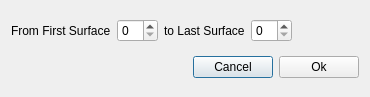
edeforas/Astree, file src/gui/DialogRevertDesign.ui: the form before one commit.
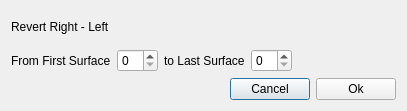
The form after the commit.

Patch:
```diff
--- a/src/gui/DialogRevertDesign.ui
+++ b/src/gui/DialogRevertDesign.ui
@@ -6,8 +6,8 @@
    <rect>
     <x>0</x>
     <y>0</y>
-    <width>370</width>
-    <height>97</height>
+    <width>407</width>
+    <height>111</height>
    </rect>
   </property>
   <property name="windowTitle">
@@ -19,6 +19,13 @@
   <layout class="QGridLayout" name="gridLayout">
    <item row="0" column="0">
     <layout class="QVBoxLayout" name="verticalLayout">
+     <item>
+      <widget class="QLabel" name="label_3">
+       <property name="text">
+        <string>Revert Right - Left</string>
+       </property>
+      </widget>
+     </item>
      <item>
       <layout class="QHBoxLayout" name="horizontalLayout">
        <item>
```
